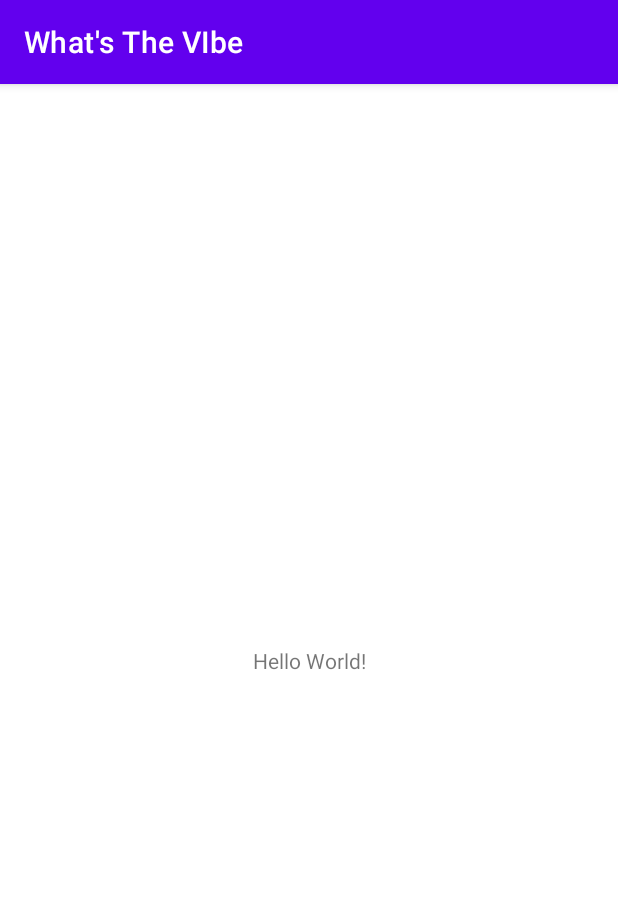
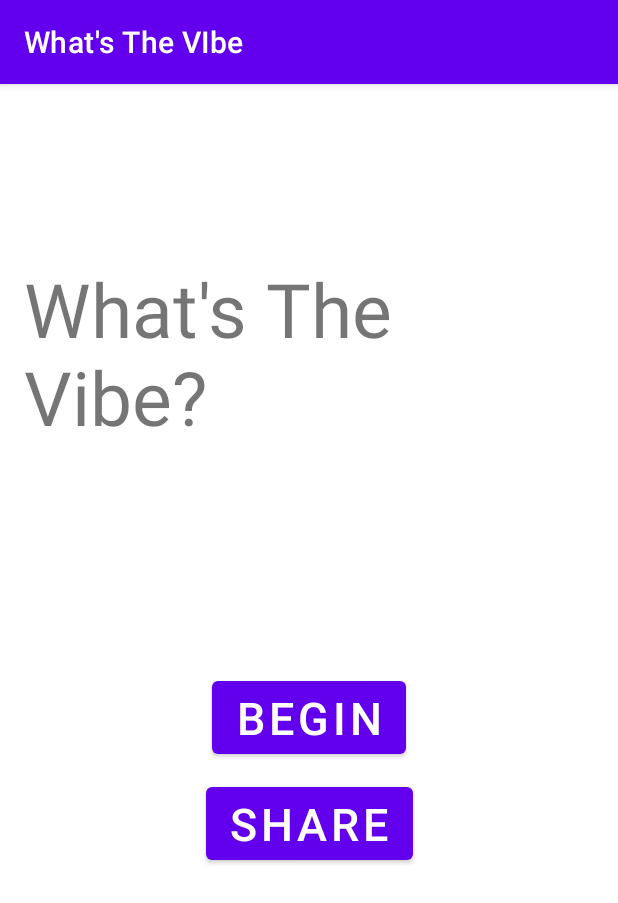
Before and after one commit to GU-App-Development/What-s-The-Vibe-, an Android app: the screen it shows after launch (MainActivity), on a phone screen of 412 x 824 dp. Shown: the top 903 px of the screen. Run offline under Robolectric (Android 15) with nearby library versions, the phone set to English and light mode, and no system bars.

Commit message:
11/15 Base Layout Page Created, Other Activities Made, Adam White. They Layout Page is currently in its base form with no real utility. A lot of other activities we will use were also created.

```diff
--- /dev/null
+++ b/app/src/main/java/com/zybooks/whatsthevibe/CalculateResult.kt
@@ -0,0 +1,4 @@
+package com.zybooks.whatsthevibe
+
+class CalculateResult {
+}
--- a/app/src/main/res/layout/activity_main.xml
+++ b/app/src/main/res/layout/activity_main.xml
@@ -1,18 +1,42 @@
 <?xml version="1.0" encoding="utf-8"?>
-<androidx.constraintlayout.widget.ConstraintLayout xmlns:android="http://schemas.android.com/apk/res/android"
+<androidx.constraintlayout.widget.ConstraintLayout
+    xmlns:android="http://schemas.android.com/apk/res/android"
+    xmlns:tools="http://schemas.android.com/tools"
     xmlns:app="http://schemas.android.com/apk/res-auto"
-    xmlns:tools="http://schemas.android.com/tools"
+    style="@style/padding"
     android:layout_width="match_parent"
     android:layout_height="match_parent"
+    android:gravity="center"
     tools:context=".MainActivity">
-
     <TextView
+        android:id="@+id/welcome_text"
+        style="@style/welcome_text"
         android:layout_width="wrap_content"
         android:layout_height="wrap_content"
-        android:text="Hello World!"
-        app:layout_constraintBottom_toBottomOf="parent"
-        app:layout_constraintEnd_toEndOf="parent"
-        app:layout_constraintStart_toStartOf="parent"
-        app:layout_constraintTop_toTopOf="parent" />
+        android:text="@string/welcome_message"
+        app:layout_constraintTop_toTopOf="parent"
+        app:layout_constraintLeft_toLeftOf="parent"/>
+
+    <Button
+        android:id="@+id/begin_button"
+        style="@style/begin_button_text"
+        android:layout_width="wrap_content"
+        android:layout_height="wrap_content"
+        android:text="@string/begin_button_text"
+        app:layout_constraintTop_toBottomOf="@id/welcome_text"
+        app:layout_constraintLeft_toLeftOf="parent"
+        app:layout_constraintRight_toRightOf="parent"
+        android:layout_marginTop="150dp"
+        android:onClick="Quiz_Activity"/>
+    <Button
+        android:id="@+id/share_button"
+        style="@style/begin_button_text"
+        android:layout_width="wrap_content"
+        android:layout_height="wrap_content"
+        android:text="@string/share_button_text"
+        app:layout_constraintTop_toBottomOf="@id/begin_button"
+        app:layout_constraintLeft_toLeftOf="parent"
+        app:layout_constraintRight_toRightOf="parent"
+        android:layout_marginTop="10dp"/>
 
 </androidx.constraintlayout.widget.ConstraintLayout>
--- /dev/null
+++ b/app/src/main/res/values/dimens.xml
@@ -0,0 +1,4 @@
+<?xml version="1.0" encoding="utf-8"?>
+<resources>
+    <dimen name="normal_padding">16dp</dimen>
+</resources>
--- a/app/src/main/res/values/strings.xml
+++ b/app/src/main/res/values/strings.xml
@@ -1,3 +1,6 @@
 <resources>
     <string name="app_name">What\'s The VIbe</string>
+    <string name="welcome_message">What\'s The Vibe?</string>
+    <string name="begin_button_text">Begin</string>
+    <string name="share_button_text">SHARE</string>
 </resources>
--- a/app/src/main/res/values/themes.xml
+++ b/app/src/main/res/values/themes.xml
@@ -13,4 +13,19 @@
         <item name="android:statusBarColor">?attr/colorPrimaryVariant</item>
         <!-- Customize your theme here. -->
     </style>
+    <style name="padding">
+        <item name="android:paddingTop">@dimen/normal_padding</item>
+        <item name="android:paddingRight">@dimen/normal_padding</item>
+        <item name="android:paddingLeft">@dimen/normal_padding</item>
+        <item name="android:paddingBottom">@dimen/normal_padding</item>
+        <item name="android:layout_marginTop">100dp</item>
+    </style>
+
+    <style name="welcome_text">
+        <item name="android:textSize">50sp</item>
+    </style>
+
+    <style name="begin_button_text">
+        <item name="android:textSize">30sp</item>
+    </style>
 </resources>
```
Also changed, not shown: app/src/main/AndroidManifest.xml (+14 -0 lines), app/src/main/java/com/zybooks/whatsthevibe/QuizActivity.kt (added, +11 -0 lines), app/src/main/java/com/zybooks/whatsthevibe/ResultActivity.kt (added, +11 -0 lines), app/src/main/res/layout/activity_quiz.xml (added, +10 -0 lines), app/src/main/res/layout/activity_result.xml (added, +9 -0 lines).
